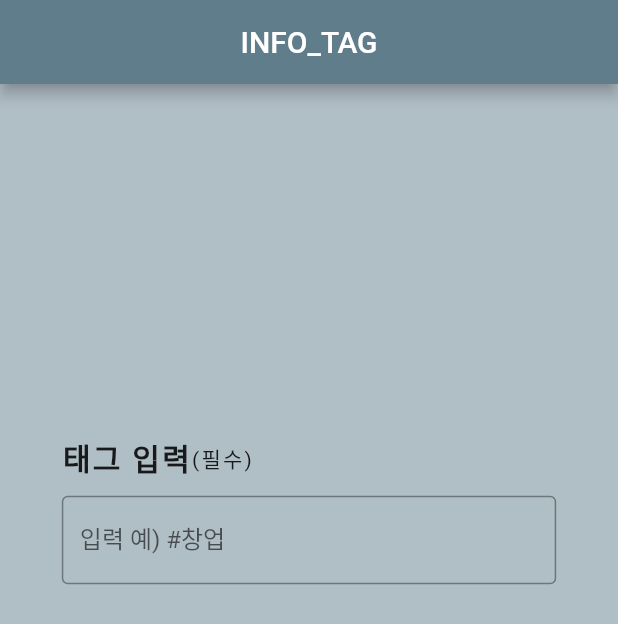
After one commit to coverist/coverist-frontend, a Flutter app: the InfoTag screen opened directly, on a phone screen of 412 x 824 dp. The commit adds this screen. Shown: the top 624 px of the screen. Run offline on Flutter 3.47's test engine with Material 2 defaults, Android fonts, the light colour scheme and no system bars; our stand-ins replace dotted_border; missing offline and left inert: dart:js, flutter_dropzone.

Commit message:
Add info_tag.dart & Modify etc files - 텍스트 입력 후 엔터 -> 칩 생성(삭제 가능) - 칩 생성 개수 제한(현재 5개) - 입력값 제한(#으로 시작할 경우에만 칩 생성) - import문 수정

```diff
--- /dev/null
+++ b/lib/screens/book_info/components/info_tag.dart
@@ -0,0 +1,186 @@
+import 'package:flutter/material.dart';
+
+void main() {
+  runApp(MyApp()); //반드시 widget을 argument로 가져야 함
+}
+
+class MyApp extends StatelessWidget {
+  @override
+  Widget build(BuildContext context) {
+    return MaterialApp(
+      debugShowCheckedModeBanner: false,
+      home: Scaffold(
+        body: InfoTag(),
+      ),
+      theme: ThemeData(primarySwatch: Colors.blueGrey),
+    );
+  }
+}
+
+class InfoTag extends StatefulWidget {
+  InfoTag({Key? key}) : super(key: key);
+
+  @override
+  _InfoTagState createState() => _InfoTagState();
+}
+
+class _InfoTagState extends State<InfoTag> {
+  final _infoTextEditController = TextEditingController();
+  List inputTagList = [];
+
+  List<String> _values = [];
+  List<bool> _selected = [];
+  List<Widget> chips = [];
+
+  @override
+  void dispose() {
+    _infoTextEditController.dispose();
+    super.dispose();
+  }
+
+  void _showDialog(text) {
+    showDialog(
+      context: context,
+      builder: (BuildContext context) {
+        // Future.delayed(Duration(seconds: 3), () {
+        //   Navigator.pop(context);
+        // });
+        // return object of type Dialog
+        return AlertDialog(
+          content: new Text(text),
+          actions: <Widget>[
+            new FlatButton(
+              child: new Text("Close"),
+              onPressed: () {
+                Navigator.pop(context);
+              },
+            ),
+          ],
+        );
+      },
+    );
+  }
+
+  Widget buildChips() {
+    List<Widget> chips = [];
+
+    for (int i = 0; i < _values.length; i++) {
+      if (i == 5) {
+        _showDialog("최대 5개까지 입력할 수 있습니다."); //입력 개수 제한
+        break;
+      }
+
+      InputChip actionChip = InputChip(
+        // selected: _selected[i],
+        label: Text(_values[i]),
+        // avatar: FlutterLogo(),
+        // elevation: 10,
+        // pressElevation: 5,
+        shadowColor: Colors.blueGrey,
+        // onPressed: () {
+        //   setState(() {
+        //     _selected[i] = !_selected[i];
+        //   });
+        // },
+        onDeleted: () {
+          _values.removeAt(i);
+          // _selected.removeAt(i);
+
+          setState(() {
+            _values = _values;
+            // _selected = _selected;
+          });
+        },
+      );
+
+      chips.add(actionChip);
+    }
+
+    return ListView(scrollDirection: Axis.horizontal, children: chips);
+  }
+
+  @override
+  Widget build(BuildContext context) {
+    return Scaffold(
+        appBar: AppBar(
+          title: Text('INFO_TAG'),
+          centerTitle: true,
+        ),
+        backgroundColor: Colors.blueGrey[200],
+        body: Center(
+          child: Container(
+              height: (MediaQuery.of(context).size.height) * 0.7,
+              width: (MediaQuery.of(context).size.width) * 0.8,
+              child: Column(
+                mainAxisAlignment: MainAxisAlignment.center,
+                crossAxisAlignment: CrossAxisAlignment.center,
+                children: <Widget>[
+                  Column(
+                    children: [
+                      Row(
+                        children: <Widget>[
+                          Container(
+                            child: Text('태그 입력',
+                                style: TextStyle(
+                                    fontSize: 20,
+                                    fontWeight: FontWeight.bold,
+                                    letterSpacing: 1.5)),
+                          ),
+                          Container(
+                            child: Text('(필수)',
+                                style: TextStyle(
+                                    fontSize: 14, letterSpacing: 1.5)),
+                          ),
+                        ],
+                      ),
+                      SizedBox(height: 10),
+                      TextField(
+                          textInputAction: TextInputAction.go,
+                          controller: _infoTextEditController,
+                          decoration: InputDecoration(
+                            border: OutlineInputBorder(),
+                            labelText: '입력 예) #창업',
+                          ),
+                          onSubmitted: (value) {
+                            if ('${_infoTextEditController.text}'
+                                .startsWith("#")) {
+                              _values.add(_infoTextEditController.text);
+                              // _selected.add(true);
+                              _infoTextEditController.clear();
+                              print('values : $_values');
+                              setState(() {
+                                // _infoTextEditController.text = value;
+                                // inputTagList.add(value);
+                                _values = _values;
+                                // _selected = _selected;
+
+                                print('value : $value');
+                              });
+                            } else {
+                              _showDialog("입력 형식이 올바르지 않습니다.");
+                              // print('#태그 형식이 아님');
+                              //alertDialog 띄워야 함
+                            }
+                          }),
+
+                      // buildChips(),
+
+                      // Row(children: <Widget>[
+                      //   new TagWidget(
+                      //       string: '${_infoTextEditController.text}'),
+                      // ]),
+                      Column(children: <Widget>[
+                        Container(
+                          height: 200,
+                          margin:
+                              const EdgeInsets.only(left: 20.0, right: 20.0),
+                          child: buildChips(),
+                        )
+                      ]),
+                    ],
+                  ),
+                ],
+              )),
+        ));
+  }
+}
```
Also changed, not shown: lib/screens/book_info/components/info_genre_detail.dart (+18 -20 lines), lib/screens/book_info/components/info_genre_main.dart (+14 -16 lines), lib/widgets/book_info/input_text_widget.dart (+15 -4 lines).
